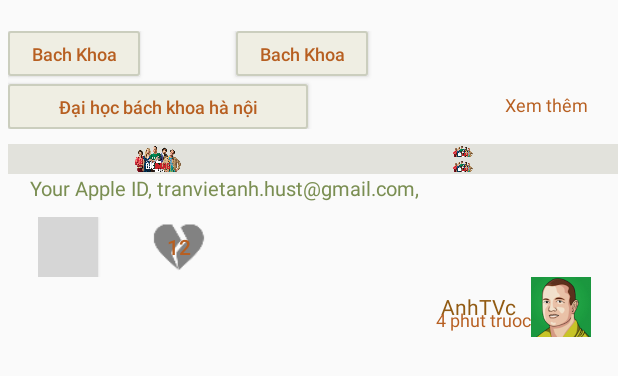
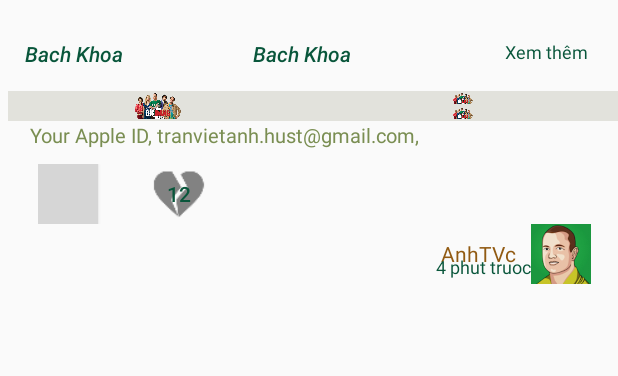
Before and after one commit to AnhTVc/AndroidClient, an Android app: the layout item_element.xml on its own in the app's theme, with its tools: preview values and no code run, on a phone screen of 412 x 824 dp. Shown: the top 376 px of the screen. Run offline under Robolectric (Android 15) with nearby library versions, the phone set to English and light mode, and no system bars; grey boxes are pictures that could not be loaded.

Commit message:
AnhTVc commit date 7/1

```diff
--- a/app/src/main/java/info/androidhive/project/ReturnCode/Default.java
+++ b/app/src/main/java/info/androidhive/project/ReturnCode/Default.java
@@ -4,8 +4,8 @@ package info.androidhive.project.ReturnCode;
  * Created by VietAnh on 5/16/2016.
  */
 public class Default {
-    //public static final String WSURL = "http://192.168.8.71:10132/";
-    public static final String WSURL = "http://192.168.118.51:3000/";
+    public static final String WSURL = "http://192.168.1.35:10132/";
+    //public static final String WSURL = "http://192.168.118.51:3000/";
 
     public static final String LOG_TAG = "PROJECT have error: ";
     public static final String DATA_NULL = "Null Data";
--- a/app/src/main/java/info/androidhive/project/activity/TagActivity.java
+++ b/app/src/main/java/info/androidhive/project/activity/TagActivity.java
@@ -86,8 +86,8 @@ public class TagActivity extends AppCompatActivity {
         protected String doInBackground(Void... params) {
             /****Hien dang fix la GET  */
             position = position + 1;
-            //return restAPI.asyncResponse(Default.WSURL + "?id_user=1&counter=0");
-            return restAPI.asyncResponse(Default.WSURL + "element");
+            return restAPI.asyncResponse(Default.WSURL + "?id_user=1&counter=0");
+            //return restAPI.asyncResponse(Default.WSURL + "element");
         }
 
         @Override
--- a/app/src/main/res/drawable/mybutton.xml
+++ b/app/src/main/res/drawable/mybutton.xml
@@ -2,10 +2,10 @@
 <selector xmlns:android="http://schemas.android.com/apk/res/android">
     <item>
         <shape android:shape="rectangle">
-            <solid android:color="#EFEEE3" />
-            <stroke android:color="#CBCEBE" android:width="1dp" />
+            <solid android:color="#9DDB6B" />
+            <stroke android:color="#81B556" android:width="1dp" />
             <!--corners allow us to make the rounded corners button-->
-            <corners android:radius="1dp" />
+            <!--<corners android:radius="1dp" />-->
         </shape>
     </item>
 </selector>
--- a/app/src/main/res/layout/item_element.xml
+++ b/app/src/main/res/layout/item_element.xml
@@ -22,15 +22,18 @@
             android:focusableInTouchMode="false"
             android:layout_width="wrap_content"
             android:layout_height="30dp"
-            android:background="@drawable/mybutton"
+            android:background="@null"
             android:text="Bach Khoa"
-            android:textSize="12dp"
+            android:textSize="14dp"
             android:id="@+id/bttag1"
             android:textAllCaps="false"
+
             android:textColor="@color/user_update"
             android:layout_alignParentLeft="true"
             android:layout_alignParentStart="true"
+            android:textStyle="italic"
             android:layout_alignBottom="@+id/bttag2"
+
             android:layout_alignParentTop="true" />
 
         <Button
@@ -38,10 +41,11 @@
             android:focusableInTouchMode="false"
             android:layout_width="wrap_content"
             android:layout_height="30dp"
-            android:background="@drawable/mybutton"
+            android:background="@null"
             android:text="Bach Khoa"
-            android:textSize="12dp"
+            android:textSize="14dp"
             android:textAllCaps="false"
+            android:textStyle="italic"
             android:textColor="@color/user_update"
             android:layout_marginLeft="64dp"
             android:id="@+id/bttag2"
@@ -50,21 +54,6 @@
             android:layout_toEndOf="@+id/bttag1"
             android:layout_marginStart="64dp" />
 
-        <Button
-            android:layout_width="200dp"
-            android:focusable="false"
-            android:focusableInTouchMode="false"
-            android:layout_height="30dp"
-            android:layout_marginTop="5dp"
-            android:background="@drawable/mybutton"
-            android:text="Đại học bách khoa hà nội"
-            android:textSize="12dp"
-            android:textAllCaps="false"
-            android:textColor="@color/user_update"
-            android:layout_alignParentLeft="true"
-            android:layout_alignParentStart="true"
-            android:layout_below="@+id/bttag1"
-            android:id="@+id/btTag3" />
 
         <TextView
             android:layout_width="wrap_content"
@@ -75,7 +64,7 @@
             android:textSize="12dp"
             android:layout_marginTop="5dp"
             android:layout_marginRight="20dp"
-            android:layout_alignTop="@+id/btTag3"
+            android:layout_alignTop="@+id/bttag2"
             android:layout_alignParentRight="true"
             android:layout_alignParentEnd="true" />
     </RelativeLayout>
--- a/app/src/main/res/values/colors.xml
+++ b/app/src/main/res/values/colors.xml
@@ -8,7 +8,7 @@
     <color name="colorAccent">#FF80AB</color>
     <color name="colorBlack">#000000</color>
     <!-- Create by AnhTVc -->
-    <color name="user_update">#B75F21</color>
+    <color name="user_update">#09563B</color>
     <color name="backdround">#EDEAEA</color>
     <color name="tag">#F9953E</color>
     <color name="background">#EDEAEA</color>
```
Also changed, not shown: app/src/main/java/info/androidhive/project/activity/FragmentDrawer.java (+15 -16 lines), app/src/main/java/info/androidhive/project/activity/MainActivity.java (+4 -4 lines), app/src/main/java/info/androidhive/project/adapter/ElementAdapter.java (+9 -9 lines), app/src/main/res/layout/fragment_navigation_drawer.xml (+0 -7 lines), 1 other file.
